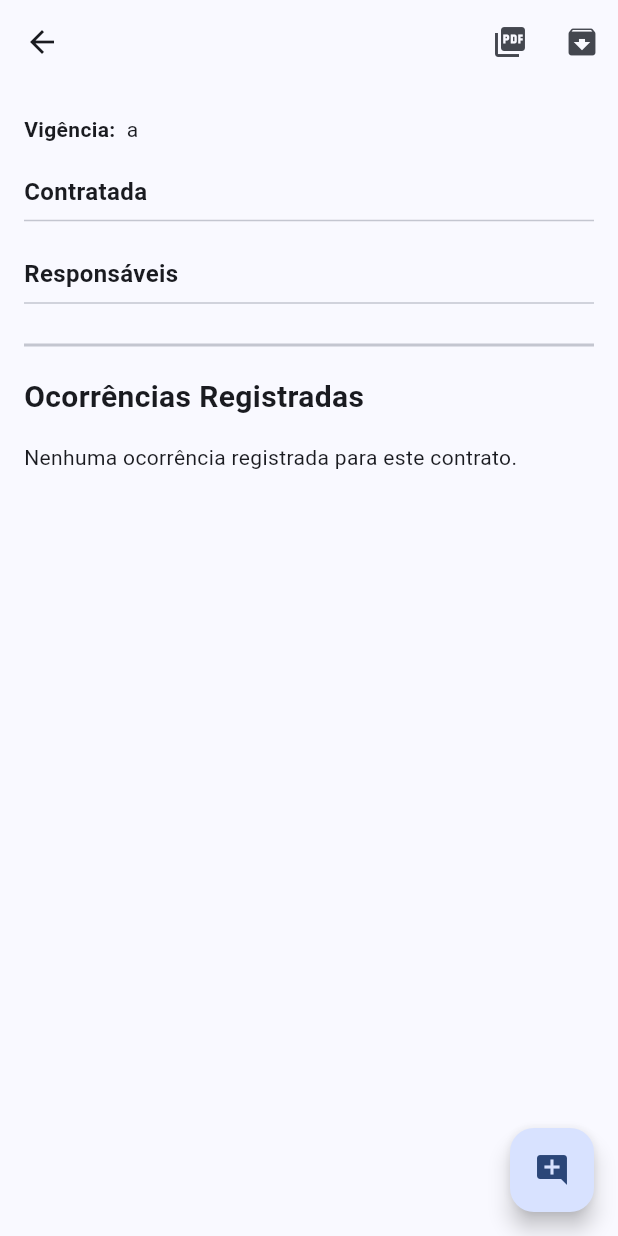
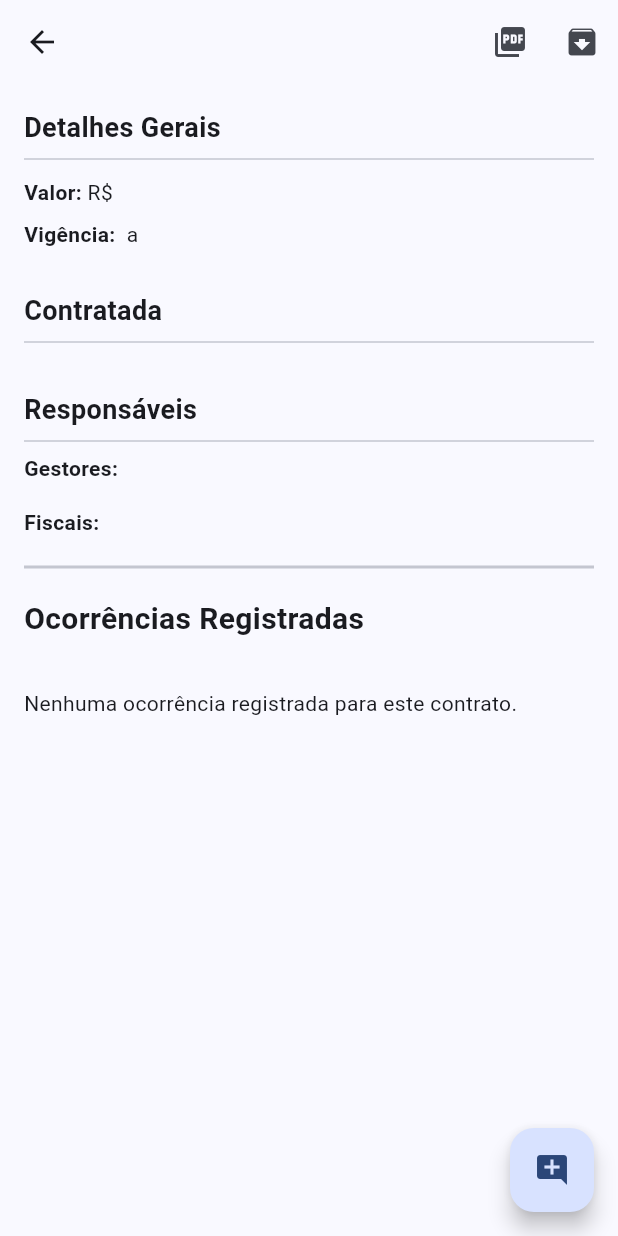
Before and after one commit to andlybras/orquestra_contratos_gestao_fiscalizacao, a Flutter app: the ContractDetailScreen screen opened directly with empty values, on a phone screen of 412 x 824 dp. Run offline on Flutter 3.47's test engine with Material 3 defaults, Android fonts, the phone set to English and light mode, and no system bars; our stand-ins replace geolocator, image_picker, just_audio, open_file, pdf, printing and 4 more; missing offline and left inert: record; accounts and stored records are empty.

Commit message:
feat: Exibe dados detalhados do contrato na tela de detalhes

```diff
--- a/lib/screens/contract_detail_screen.dart
+++ b/lib/screens/contract_detail_screen.dart
@@ -29,8 +29,27 @@ class _ContractDetailScreenState extends State<ContractDetailScreen> {
     _ocorrencias = List.from(widget.contrato['ocorrencias'] ?? []);
   }
 
+  // Widget auxiliar para criar linhas de detalhe e evitar repetição
+  Widget _buildDetailRow(String label, String? value) {
+    if (value == null || value.isEmpty) return const SizedBox.shrink();
+    return Padding(
+      padding: const EdgeInsets.symmetric(vertical: 4.0),
+      child: Row(
+        crossAxisAlignment: CrossAxisAlignment.start,
+        children: [
+          Text('$label: ', style: const TextStyle(fontWeight: FontWeight.bold)),
+          Expanded(child: Text(value)),
+        ],
+      ),
+    );
+  }
+
   @override
   Widget build(BuildContext context) {
+    // Extraindo as listas de gestores e fiscais para facilitar o uso
+    final List<dynamic> gestores = widget.contrato['gestores'] ?? [];
+    final List<dynamic> fiscais = widget.contrato['fiscais'] ?? [];
+
     return Scaffold(
       appBar: AppBar(
         title: Text(widget.contrato['numero'] ?? 'Detalhes do Contrato'),
@@ -53,33 +72,59 @@ class _ContractDetailScreenState extends State<ContractDetailScreen> {
           ),
         ],
       ),
-      body: ListView( // Usamos ListView para garantir que a tela seja rolável
+      // O corpo agora é um ListView para garantir que a tela seja rolável
+      body: ListView(
         padding: const EdgeInsets.all(16.0),
         children: [
-          _buildDetailRow('Processo SEI:', widget.contrato['processoSei']),
-          _buildDetailRow('Objeto:', widget.contrato['objeto']),
-          _buildDetailRow('Valor:', widget.contrato['valorContrato']),
-          _buildDetailRow('Nota de Empenho:', widget.contrato['notaEmpenho']),
-          _buildDetailRow('Vigência:', '${widget.contrato['vigenciaInicio'] ?? ''} a ${widget.contrato['vigenciaFim'] ?? ''}'),
-          _buildDetailRow('Status:', widget.contrato['status']),
+          // Seção de Detalhes Gerais
+          const Text('Detalhes Gerais', style: TextStyle(fontSize: 18, fontWeight: FontWeight.bold)),
+          const Divider(),
+          _buildDetailRow('Processo SEI', widget.contrato['processoSei']),
+          _buildDetailRow('Objeto', widget.contrato['objeto']),
+          _buildDetailRow('Valor', 'R\$ ${widget.contrato['valorContrato'] ?? ''}'),
+          _buildDetailRow('Nota de Empenho', widget.contrato['notaEmpenho']),
+          _buildDetailRow('Vigência', '${widget.contrato['vigenciaInicio'] ?? ''} a ${widget.contrato['vigenciaFim'] ?? ''}'),
+          _buildDetailRow('Status', widget.contrato['status']),
+          const SizedBox(height: 24),
+
+          // Seção da Contratada
+          const Text('Contratada', style: TextStyle(fontSize: 18, fontWeight: FontWeight.bold)),
+          const Divider(),
+          _buildDetailRow('Razão Social', widget.contrato['contratadaRazaoSocial']),
+          _buildDetailRow('CNPJ', widget.contrato['contratadaCnpj']),
+          const SizedBox(height: 24),
+
+          // Seção de Responsáveis (Gestores e Fiscais)
+          const Text('Responsáveis', style: TextStyle(fontSize: 18, fontWeight: FontWeight.bold)),
+          const Divider(),
+          const Text('Gestores:', style: TextStyle(fontWeight: FontWeight.bold)),
+          // Mapeia a lista de gestores para uma lista de widgets
+          ...gestores.map((gestor) => Card(
+            child: ListTile(
+              title: Text(gestor['nome'] ?? 'Nome não informado'),
+              subtitle: Text('CPF: ${gestor['cpf'] ?? ''} | Portaria: ${gestor['portaria'] ?? ''}'),
+            ),
+          )).toList(),
           const SizedBox(height: 16),
-          const Text('Contratada', style: TextStyle(fontSize: 16, fontWeight: FontWeight.bold)),
-          const Divider(),
-          _buildDetailRow('Razão Social:', widget.contrato['contratadaRazaoSocial']),
-          _buildDetailRow('CNPJ:', widget.contrato['contratadaCnpj']),
-          const SizedBox(height: 16),
-          const Text('Responsáveis', style: TextStyle(fontSize: 16, fontWeight: FontWeight.bold)),
-          const Divider(),
-          _buildDetailRow('Gestor:', widget.contrato['nomeGestor']),
-          _buildDetailRow('Fiscal:', widget.contrato['nomeFiscal']),
+          const Text('Fiscais:', style: TextStyle(fontWeight: FontWeight.bold)),
+          // Mapeia a lista de fiscais para uma lista de widgets
+          ...fiscais.map((fiscal) => Card(
+            child: ListTile(
+              title: Text(fiscal['nome'] ?? 'Nome não informado'),
+              subtitle: Text('CPF: ${fiscal['cpf'] ?? ''} | Portaria: ${fiscal['portaria'] ?? ''}'),
+            ),
+          )).toList(),
 
           const Divider(height: 40, thickness: 2),
+
+          // Seção de Ocorrências
           const Text('Ocorrências Registradas', style: TextStyle(fontWeight: FontWeight.bold, fontSize: 20)),
           const SizedBox(height: 16),
-
-          // Se não houver ocorrências, exibe uma mensagem
           _ocorrencias.isEmpty
-              ? const Text('Nenhuma ocorrência registrada para este contrato.')
+              ? const Padding(
+                  padding: EdgeInsets.symmetric(vertical: 16.0),
+                  child: Text('Nenhuma ocorrência registrada para este contrato.'),
+                )
               : Column(
                   children: _ocorrencias.map((ocorrencia) {
                     return Card(
@@ -118,19 +163,4 @@ class _ContractDetailScreenState extends State<ContractDetailScreen> {
       ),
     );
   }
-
-  // Widget auxiliar para criar linhas de detalhe e evitar repetição
-  Widget _buildDetailRow(String label, String? value) {
-    if (value == null || value.isEmpty) return const SizedBox.shrink();
-    return Padding(
-      padding: const EdgeInsets.symmetric(vertical: 4.0),
-      child: Row(
-        crossAxisAlignment: CrossAxisAlignment.start,
-        children: [
-          Text('$label ', style: const TextStyle(fontWeight: FontWeight.bold)),
-          Expanded(child: Text(value)),
-        ],
-      ),
-    );
-  }
 }
```
